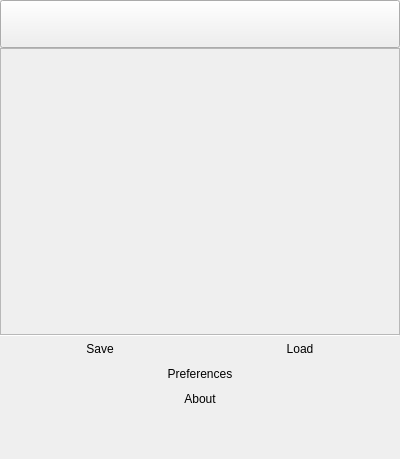
Old version of the form core/ui/toolbrowser.ui in the repository analogdevicesinc/scopy.
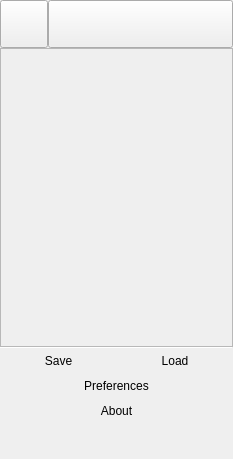
New version of the form. Icons and pictures are not drawn. Custom widgets are drawn as their Qt base class.

Commit message: core: implement ToolMenu collapse

```diff
--- a/core/ui/toolbrowser.ui
+++ b/core/ui/toolbrowser.ui
@@ -6,10 +6,22 @@
    <rect>
     <x>0</x>
     <y>0</y>
-    <width>400</width>
+    <width>233</width>
     <height>459</height>
    </rect>
   </property>
+  <property name="sizePolicy">
+   <sizepolicy hsizetype="Preferred" vsizetype="Preferred">
+    <horstretch>0</horstretch>
+    <verstretch>0</verstretch>
+   </sizepolicy>
+  </property>
+  <property name="minimumSize">
+   <size>
+    <width>200</width>
+    <height>0</height>
+   </size>
+  </property>
   <property name="windowTitle">
    <string>Form</string>
   </property>
@@ -31,6 +43,7 @@
  border-radius:5px;
 }
 
+
 #btnSave {
  qproperty-icon: url(&quot;:/gui/icons/scopy-default/icons/save.svg&quot;);
 }
@@ -48,7 +61,15 @@
 background-repeat: no-repeat;
 background-position: center center;
 background-repeat: no-repeat;
-min-height:48px;
+min-height:36px;
+}
+
+#btnCollapseMini {
+ height:40px;
+ width:40px;
+ background-image: url(:/gui/icons/scopy-default/icons/menu.svg);
+ background-repeat: no-repeat;
+ background-position: center center;
 }
 
 #btnCollapse {
@@ -77,10 +98,47 @@
     <number>0</number>
    </property>
    <item>
-    <widget class="QPushButton" name="btnCollapse">
-     <property name="text">
-      <string/>
-     </property>
+    <widget class="QWidget" name="btnCollapse_2" native="true">
+     <layout class="QHBoxLayout" name="horizontalLayout_3">
+      <property name="spacing">
+       <number>0</number>
+      </property>
+      <property name="leftMargin">
+       <number>0</number>
+      </property>
+      <property name="topMargin">
+       <number>0</number>
+      </property>
+      <property name="rightMargin">
+       <number>0</number>
+      </property>
+      <property name="bottomMargin">
+       <number>0</number>
+      </property>
+      <item>
+       <widget class="QPushButton" name="btnCollapseMini">
+        <property name="sizePolicy">
+         <sizepolicy hsizetype="Fixed" vsizetype="Fixed">
+          <horstretch>0</horstretch>
+          <verstretch>0</verstretch>
+         </sizepolicy>
+        </property>
+        <property name="text">
+         <string/>
+        </property>
+        <property name="checkable">
+         <bool>true</bool>
+        </property>
+       </widget>
+      </item>
+      <item>
+       <widget class="QPushButton" name="btnCollapse">
+        <property name="text">
+         <string/>
+        </property>
+       </widget>
+      </item>
+     </layout>
     </widget>
    </item>
    <item>
@@ -215,6 +273,18 @@
      <property name="enabled">
       <bool>true</bool>
      </property>
+     <property name="sizePolicy">
+      <sizepolicy hsizetype="Preferred" vsizetype="Fixed">
+       <horstretch>0</horstretch>
+       <verstretch>0</verstretch>
+      </sizepolicy>
+     </property>
+     <property name="minimumSize">
+      <size>
+       <width>0</width>
+       <height>36</height>
+      </size>
+     </property>
     </widget>
    </item>
   </layout>
```
Left out of the diff: 4 changed lines with no effect on the pictures. The commit also changes 6 other files.
